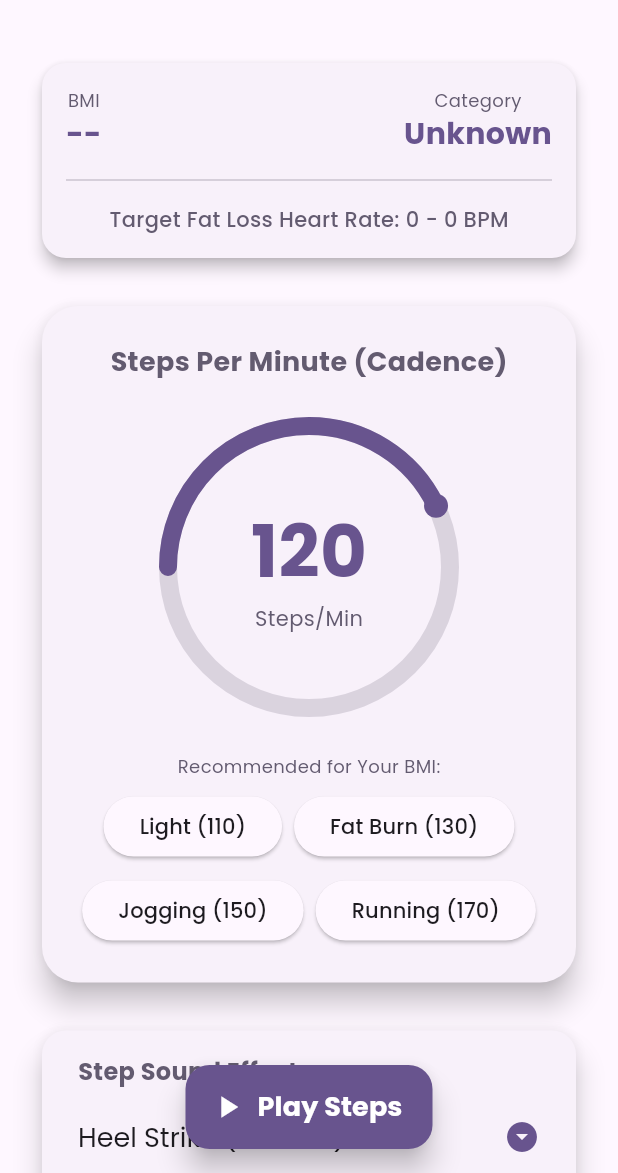
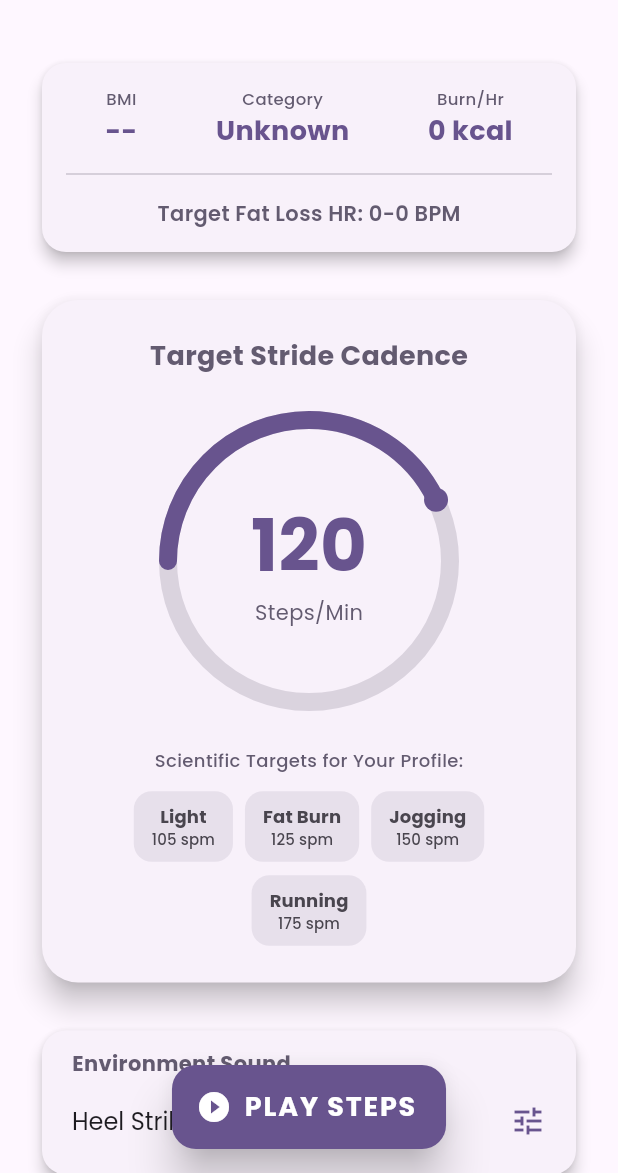
Before and after one commit to hatdoc/StepWithMe, a Flutter app: the HomePage screen opened by its route, on a phone screen of 412 x 824 dp, the part 63-1236 px from its top. Run offline on Flutter 3.47's test engine with Material 3 defaults, Android fonts, the phone set to English and light mode, and no system bars; drawn by our look-alikes of sleek_circular_slider; our stand-ins replace audioplayers, flutter_riverpod, google_fonts, riverpod, shared_preferences; accounts and stored records are empty.

Commit message:
feat: implement scientific cadence logic based on age/BMI and fix audio playback

```diff
--- a/lib/main.dart
+++ b/lib/main.dart
@@ -36,32 +36,40 @@ final audioServiceProvider = Provider((ref) => AudioService());
 
 class AudioService {
   final AudioPlayer _audioPlayer = AudioPlayer();
+  bool _isInitialized = false;
 
   AudioService() {
+    _init();
+  }
+
+  Future<void> _init() async {
     if (kIsWeb) {
-      _audioPlayer.setReleaseMode(ReleaseMode.stop);
+      await _audioPlayer.setReleaseMode(ReleaseMode.stop);
     }
+    _isInitialized = true;
   }
 
   Future<void> play(String soundKey) async {
+    if (!_isInitialized) await _init();
+
     String soundFile;
     switch (soundKey) {
       case 'heel_strike':
-        soundFile = 'walking_wood_floor.mp3'; // Using a real file as default
+        soundFile = 'walking_wood_floor.mp3';
         break;
       case 'soft_sneaker':
-        soundFile = 'walking_in_forest.mp3'; // Using a real file as default
+        soundFile = 'walking_in_forest.mp3';
         break;
       default:
         soundFile = soundKey;
     }
 
     try {
-      // For precision, especially on web, we ensure the player is ready
+      // On some browsers/devices, stopping before playing helps precision
       await _audioPlayer.stop();
       await _audioPlayer.play(AssetSource('audio/$soundFile'), volume: 1.0);
     } catch (e) {
-      developer.log('Playback error: $e', name: 'AudioService', level: 1000);
+      developer.log('Playback error for $soundFile: $e', name: 'AudioService', level: 1000);
     }
   }
 
@@ -123,33 +131,67 @@ class AppState {
     return 'Obese';
   }
 
-  // Recommended speeds based on BMI and Age
+  // --- Scientific Cadence Logic ---
+
+  // Base moderate intensity (3 METs) varies by age:
+  // 21-30: ~125 spm
+  // 31-40: ~123 spm
+  // 41-50: ~120 spm
+  // 51-60: ~115 spm
+  // 61-85: ~102 spm
+  int get _baseModerateCadence {
+    final a = age ?? 30;
+    if (a <= 30) return 125;
+    if (a <= 40) return 123;
+    if (a <= 50) return 120;
+    if (a <= 60) return 115;
+    return 102;
+  }
+
+  // BMI/Weight Adjustment:
+  // For every 10kg above "Normal" BMI (midpoint 22), cadence req drops by ~2.5 spm.
+  int get _cadenceOffset {
+    if (height == null || weight == null) return 0;
+    double normalWeight = 22 * ((height! / 100) * (height! / 100));
+    double excessWeight = weight! - normalWeight;
+    if (excessWeight <= 0) return 0;
+    return (excessWeight / 10 * 2.5).round();
+  }
+
   int get recommendedLight {
-    final category = bmiCategory;
-    if (category == 'Obese') return 90;
-    if (category == 'Overweight') return 100;
-    return 110;
+    // Light is roughly 80% of moderate
+    return (_baseModerateCadence - _cadenceOffset - 20).clamp(60, 200);
   }
 
   int get recommendedFatBurn {
-    final category = bmiCategory;
-    if (category == 'Obese') return 110;
-    if (category == 'Overweight') return 120;
-    return 130;
+    return (_baseModerateCadence - _cadenceOffset).clamp(60, 200);
   }
 
   int get recommendedJogging {
-    final category = bmiCategory;
-    if (category == 'Obese') return 130;
-    if (category == 'Overweight') return 140;
-    return 150;
+    // Vigorous is roughly moderate + 25-30 spm
+    return (_baseModerateCadence - _cadenceOffset + 25).clamp(60, 200);
   }
 
   int get recommendedRunning {
-    final category = bmiCategory;
-    if (category == 'Obese') return 150;
-    if (category == 'Overweight') return 160;
-    return 170;
+    // Athletic running is usually 160-180
+    return (_baseModerateCadence - _cadenceOffset + 50).clamp(150, 190);
+  }
+
+  // MET (Metabolic Equivalent of Task) estimate
+  // 100 spm is approx 3 METs. 130 spm is approx 6 METs.
+  double get estimatedMETs {
+    if (bpm < 80) return 2.0;
+    if (bpm < 100) return 3.0;
+    if (bpm < 120) return 4.5;
+    if (bpm < 140) return 6.0;
+    if (bpm < 160) return 8.0;
+    return 10.0;
+  }
+
+  double get caloriesPerMinute {
+    if (weight == null) return 0;
+    // Formula: (MET * 3.5 * weight_kg) / 200
+    return (estimatedMETs * 3.5 * weight!) / 200;
   }
 }
 
@@ -337,26 +379,19 @@ class HomePage extends ConsumerWidget {
                   child: Column(
                     children: [
                       Row(
-                        mainAxisAlignment: MainAxisAlignment.spaceBetween,
+                        mainAxisAlignment: MainAxisAlignment.spaceAround,
                         children: [
-                          _buildStatItem(
-                            'BMI',
-                            appState.bmi?.toStringAsFixed(1) ?? '--',
-                            theme,
-                          ),
-                          _buildStatItem(
-                            'Category',
-                            appState.bmiCategory,
-                            theme,
-                          ),
+                          _buildStatItem('BMI', appState.bmi?.toStringAsFixed(1) ?? '--', theme),
+                          _buildStatItem('Category', appState.bmiCategory, theme),
+                          _buildStatItem('Burn/Hr', '${(appState.caloriesPerMinute * 60).toInt()} kcal', theme),
                         ],
                       ),
                       const Divider(height: 32),
                       Text(
-                        'Target Fat Loss Heart Rate: $fatBurnMin - $fatBurnMax BPM',
+                        'Target Fat Loss HR: $fatBurnMin-$fatBurnMax BPM',
                         style: GoogleFonts.poppins(
                           fontSize: 14,
-                          fontWeight: FontWeight.w500,
+                          fontWeight: FontWeight.w600,
                           color: theme.colorScheme.secondary,
                         ),
                       ),
@@ -375,7 +410,7 @@ class HomePage extends ConsumerWidget {
                   child: Column(
                     children: [
                       Text(
-                        'Steps Per Minute (Cadence)',
+                        'Target Stride Cadence',
                         style: GoogleFonts.poppins(
                           fontSize: 18,
                           fontWeight: FontWeight.bold,
@@ -432,13 +467,14 @@ class HomePage extends ConsumerWidget {
                       ),
                       const SizedBox(height: 24),
                       Text(
-                        'Recommended for Your BMI:',
+                        'Scientific Targets for Your Profile:',
                         style: GoogleFonts.poppins(
                           fontSize: 12,
+                          fontWeight: FontWeight.w500,
                           color: theme.colorScheme.secondary,
                         ),
                       ),
-                      const SizedBox(height: 8),
+                      const SizedBox(height: 12),
                       Wrap(
                         spacing: 8,
                         runSpacing: 8,
@@ -456,7 +492,7 @@ class HomePage extends ConsumerWidget {
               ),
               const SizedBox(height: 24),
               _buildSoundSelector(context, ref),
-              const SizedBox(height: 80),
+              const SizedBox(height: 100),
             ],
           ),
         ),
@@ -464,18 +500,19 @@ class HomePage extends ConsumerWidget {
       floatingActionButton: FloatingActionButton.extended(
         onPressed: () async {
           if (!appState.isPlaying) {
+            // Prime the browser audio context
             await audioService.play(appState.sound);
           }
           stateService.togglePlay();
         },
         label: Text(
-          appState.isPlaying ? 'Pause' : 'Play Steps',
-          style: GoogleFonts.poppins(fontWeight: FontWeight.bold, fontSize: 18),
+          appState.isPlaying ? 'PAUSE' : 'PLAY STEPS',
+          style: GoogleFonts.poppins(fontWeight: FontWeight.bold, fontSize: 18, letterSpacing: 1.2),
         ),
-        icon: Icon(appState.isPlaying ? Icons.pause : Icons.play_arrow),
+        icon: Icon(appState.isPlaying ? Icons.pause_circle_filled : Icons.play_circle_filled),
         backgroundColor: theme.colorScheme.primary,
         foregroundColor: theme.colorScheme.onPrimary,
-        elevation: 8,
+        elevation: 12,
       ),
       floatingActionButtonLocation: FloatingActionButtonLocation.centerFloat,
     );
@@ -487,14 +524,15 @@ class HomePage extends ConsumerWidget {
         Text(
           label,
           style: GoogleFonts.poppins(
-            fontSize: 12,
+            fontSize: 11,
+            fontWeight: FontWeight.w500,
             color: theme.colorScheme.secondary,
           ),
         ),
         Text(
           value,
           style: GoogleFonts.poppins(
-            fontSize: 20,
+            fontSize: 18,
             fontWeight: FontWeight.bold,
             color: theme.colorScheme.primary,
           ),
@@ -514,12 +552,18 @@ class HomePage extends ConsumerWidget {
     return ElevatedButton(
       onPressed: () => service.setBpm(value),
       style: ElevatedButton.styleFrom(
-        backgroundColor: isSelected ? theme.colorScheme.primary : theme.colorScheme.surface,
-        foregroundColor: isSelected ? theme.colorScheme.onPrimary : theme.colorScheme.onSurface,
-        elevation: isSelected ? 4 : 1,
-        shape: RoundedRectangleBorder(borderRadius: BorderRadius.circular(20)),
+        padding: const EdgeInsets.symmetric(horizontal: 12, vertical: 8),
+        backgroundColor: isSelected ? theme.colorScheme.primary : theme.colorScheme.surfaceVariant,
+        foregroundColor: isSelected ? theme.colorScheme.onPrimary : theme.colorScheme.onSurfaceVariant,
+        elevation: isSelected ? 6 : 0,
+        shape: RoundedRectangleBorder(borderRadius: BorderRadius.circular(12)),
       ),
-      child: Text('$label ($value)'),
+      child: Column(
+        children: [
+          Text(label, style: const TextStyle(fontSize: 12, fontWeight: FontWeight.bold)),
+          Text('$value spm', style: const TextStyle(fontSize: 10)),
+        ],
+      ),
     );
   }
 
@@ -550,30 +594,27 @@ class HomePage extends ConsumerWidget {
         : 'heel_strike';
 
     return Card(
-      elevation: 8,
+      elevation: 4,
       shape: RoundedRectangleBorder(borderRadius: BorderRadius.circular(16)),
       child: Padding(
-        padding: const EdgeInsets.symmetric(horizontal: 24, vertical: 16),
+        padding: const EdgeInsets.symmetric(horizontal: 20, vertical: 12),
         child: Column(
           crossAxisAlignment: CrossAxisAlignment.start,
           children: [
             Text(
-              'Step Sound Effect',
+              'Environment Sound',
               style: GoogleFonts.poppins(
-                fontSize: 16,
+                fontSize: 14,
                 fontWeight: FontWeight.bold,
                 color: theme.colorScheme.secondary,
               ),
             ),
-            const SizedBox(height: 8),
+            const SizedBox(height: 4),
             DropdownButtonHideUnderline(
               child: DropdownButton<String>(
                 value: currentSound,
                 isExpanded: true,
-                icon: Icon(
-                  Icons.arrow_drop_down_circle,
-                  color: theme.colorScheme.primary,
-                ),
+                icon: Icon(Icons.tune, color: theme.colorScheme.primary),
                 items: soundOptions.map((opt) {
                   return _buildDropdownItem(opt['label']!, opt['value']!);
                 }).toList(),
@@ -583,11 +624,8 @@ class HomePage extends ConsumerWidget {
                     await audioService.play(value);
                   }
                 },
-                style: GoogleFonts.poppins(
-                  fontSize: 18,
-                  color: theme.colorScheme.onSurface,
-                ),
-                dropdownColor: theme.cardColor,
+                style: GoogleFonts.poppins(fontSize: 16, color: theme.colorScheme.onSurface),
+                dropdownColor: theme.colorScheme.surface,
               ),
             ),
           ],
```
Also changed, not shown: 1 other file.
